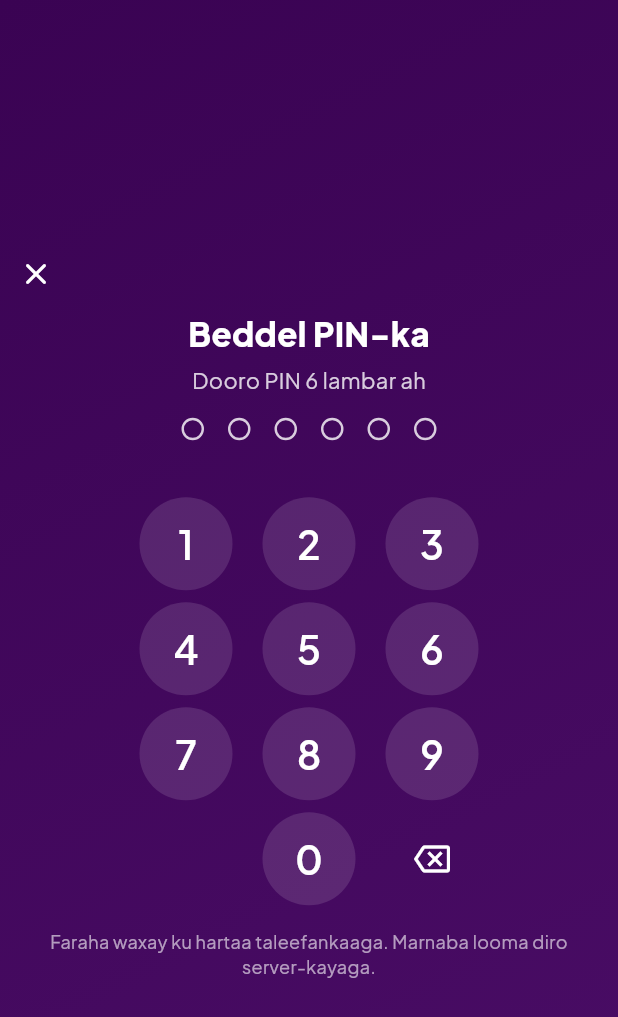
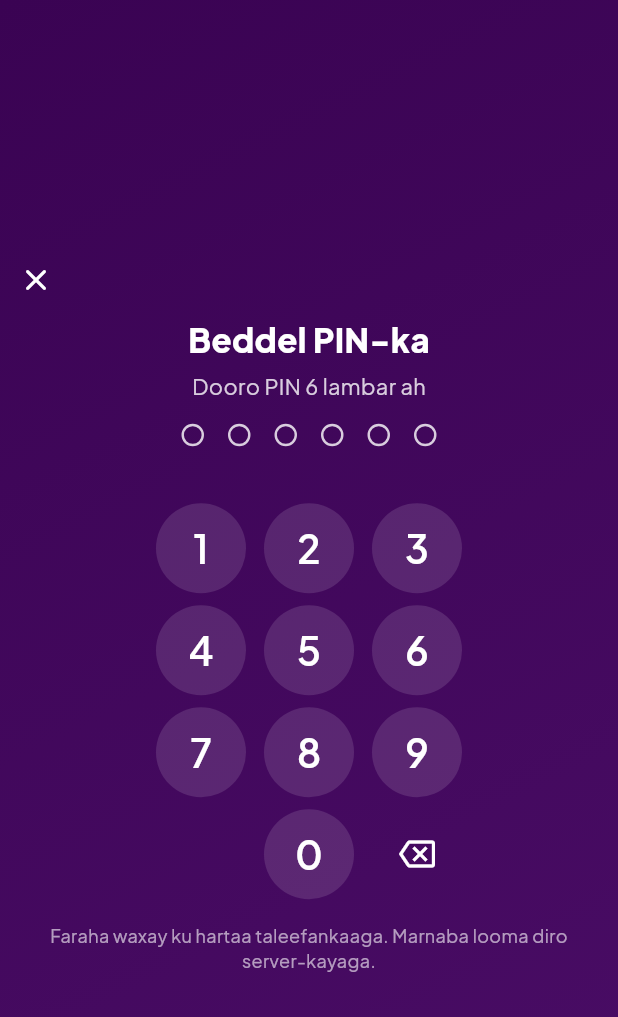
Before and after one commit to waaproltd-spec/Badal-exchange, a Flutter app: the PinSetupScreen screen opened directly, on a phone screen of 412 x 824 dp. Shown: the top 1017 px of the screen. Run offline on Flutter 3.47's test engine with Material 3 defaults, Android fonts, the phone set to English and light mode, and no system bars; our stand-ins replace audioplayers, device_info_plus, firebase_core, firebase_messaging, flutter_secure_storage, font_awesome_flutter and 6 more; accounts and stored records are empty; network calls fail.

Commit message:
Customer verification: the keypad fits a 320 px phone (keys 60 px, 6 px apart)
Co-Authored-By: Claude Sonnet 5.5 <noreply@anthropic.com>
Claude-Session: https://claude.ai/code/session_011NoKpXo4GzSuoMJss1uUua

```diff
--- a/customer-app/lib/screens/security/pin_pad.dart
+++ b/customer-app/lib/screens/security/pin_pad.dart
@@ -96,7 +96,7 @@ class _KeySlot extends StatelessWidget {
 
   @override
   Widget build(BuildContext context) =>
-      Padding(padding: const EdgeInsets.symmetric(horizontal: 10), child: SizedBox(width: 62, height: 62, child: child));
+      Padding(padding: const EdgeInsets.symmetric(horizontal: 6), child: SizedBox(width: 60, height: 60, child: child));
 }
 
 class _Key extends StatelessWidget {
```
